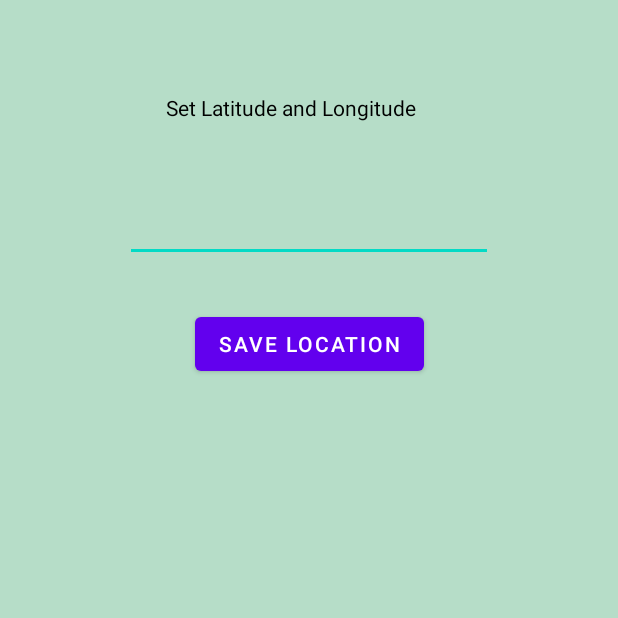
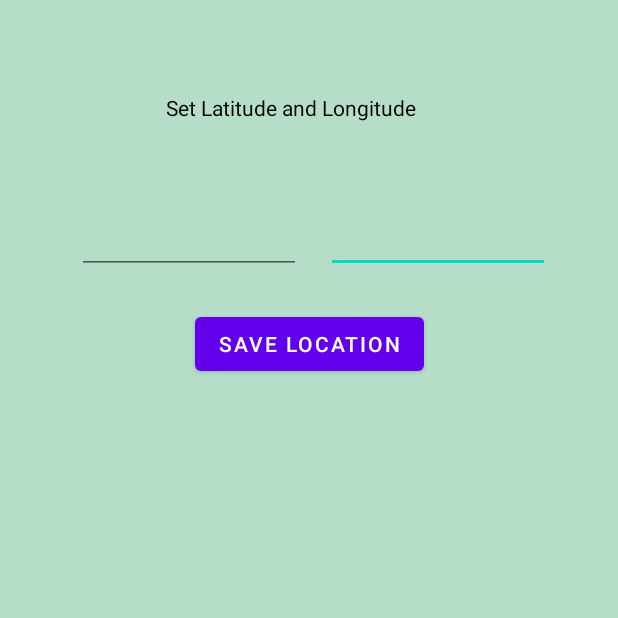
Before and after one commit to GuillemCamats/CropDocForAndroid, an Android app: the MainActivity4 screen opened directly, with no data from a screen before it, on a phone screen of 412 x 824 dp, the top half of it. Run offline under Robolectric (Android 15) with nearby library versions, the phone set to English and light mode, and no system bars.

```diff
--- a/app/build.gradle
+++ b/app/build.gradle
@@ -47,11 +47,11 @@ dependencies {
     implementation 'androidx.constraintlayout:constraintlayout:2.1.4'
     implementation 'androidx.navigation:navigation-fragment-ktx:2.4.2'
     implementation 'androidx.navigation:navigation-ui-ktx:2.4.2'
-    implementation 'com.google.android.gms:play-services-maps:17.0.1'
+    implementation 'com.google.android.gms:play-services-maps:18.0.2'
     testImplementation 'junit:junit:4.13.2'
     androidTestImplementation 'androidx.test.ext:junit:1.1.3'
     androidTestImplementation 'androidx.test.espresso:espresso-core:3.4.0'
     implementation'org.tensorflow:tensorflow-lite-support:0.1.0'
     implementation'org.tensorflow:tensorflow-lite-metadata:0.1.0'
-
+    implementation 'com.google.code.gson:gson:2.8.9'
 }
--- a/app/src/main/java/com/example/cropdoc/MainActivity.kt
+++ b/app/src/main/java/com/example/cropdoc/MainActivity.kt
@@ -3,6 +3,7 @@ package com.example.cropdoc
 import android.content.Intent
 import androidx.appcompat.app.AppCompatActivity
 import android.os.Bundle
+import android.util.Log
 import android.view.View
 import android.widget.Button
 import android.widget.Toast
@@ -14,6 +15,7 @@ class MainActivity : AppCompatActivity() {
     override fun onCreate(savedInstanceState: Bundle?) {
         super.onCreate(savedInstanceState)
         setContentView(R.layout.activity_main)
+        Log.d("shared",SharedApp.prefs.name.toString())
 
         val buttonClick = findViewById<Button>(R.id.fotoCrop)
         buttonClick.setOnClickListener {
--- a/app/src/main/res/layout/activity_main4.xml
+++ b/app/src/main/res/layout/activity_main4.xml
@@ -10,17 +10,33 @@
 
     <EditText
         android:id="@+id/longitude"
-        android:layout_width="245dp"
-        android:layout_height="47dp"
+        android:layout_width="149dp"
+        android:layout_height="51dp"
         android:layout_margin="20dp"
         android:ems="10"
+        android:inputType="numberDecimal"
         android:textColor="@color/black"
-        android:inputType="number"
         app:layout_constraintBottom_toBottomOf="parent"
         app:layout_constraintEnd_toEndOf="parent"
+        app:layout_constraintHorizontal_bias="0.885"
         app:layout_constraintStart_toStartOf="parent"
         app:layout_constraintTop_toTopOf="parent"
-        app:layout_constraintVertical_bias="0.146" />
+        app:layout_constraintVertical_bias="0.151" />
+
+    <EditText
+        android:id="@+id/latitude"
+        android:layout_width="149dp"
+        android:layout_height="51dp"
+        android:layout_margin="20dp"
+        android:ems="10"
+        android:inputType="numberDecimal"
+        android:textColor="@color/black"
+        app:layout_constraintBottom_toBottomOf="parent"
+        app:layout_constraintEnd_toEndOf="parent"
+        app:layout_constraintHorizontal_bias="0.141"
+        app:layout_constraintStart_toStartOf="parent"
+        app:layout_constraintTop_toTopOf="parent"
+        app:layout_constraintVertical_bias="0.152" />
 
     <Button
         android:id="@+id/button2"
```
Also changed, not shown: app/src/main/java/com/example/cropdoc/Locations.java (+7 -4 lines), app/src/main/java/com/example/cropdoc/MainActivity4.kt (+11 -8 lines).
